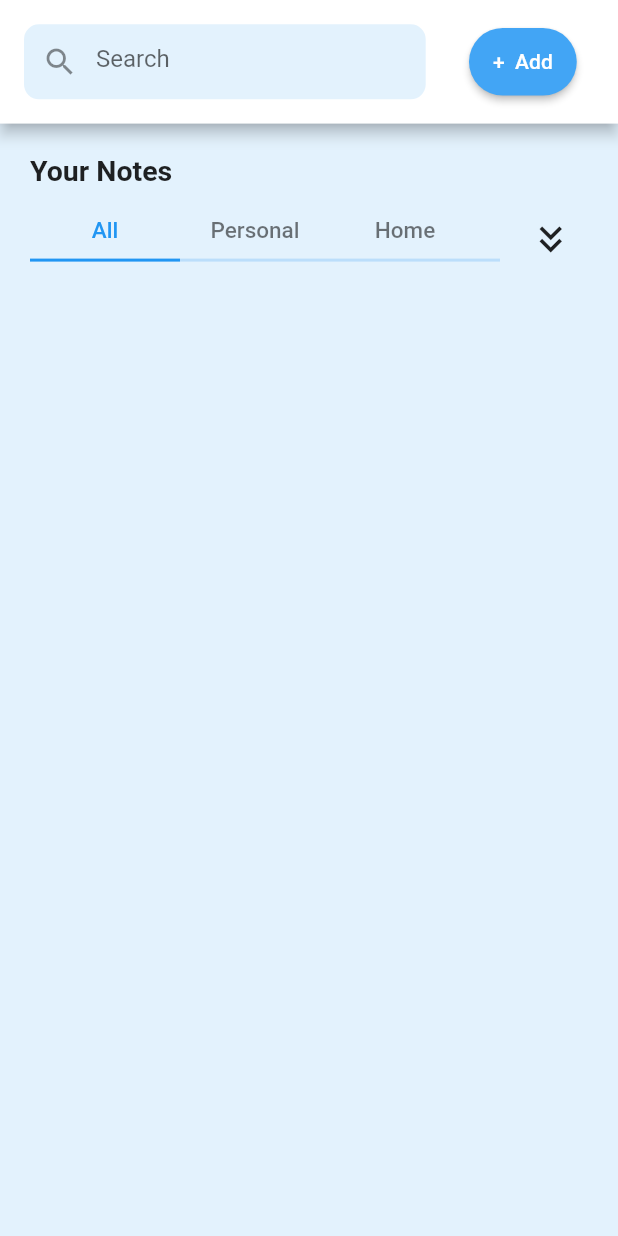
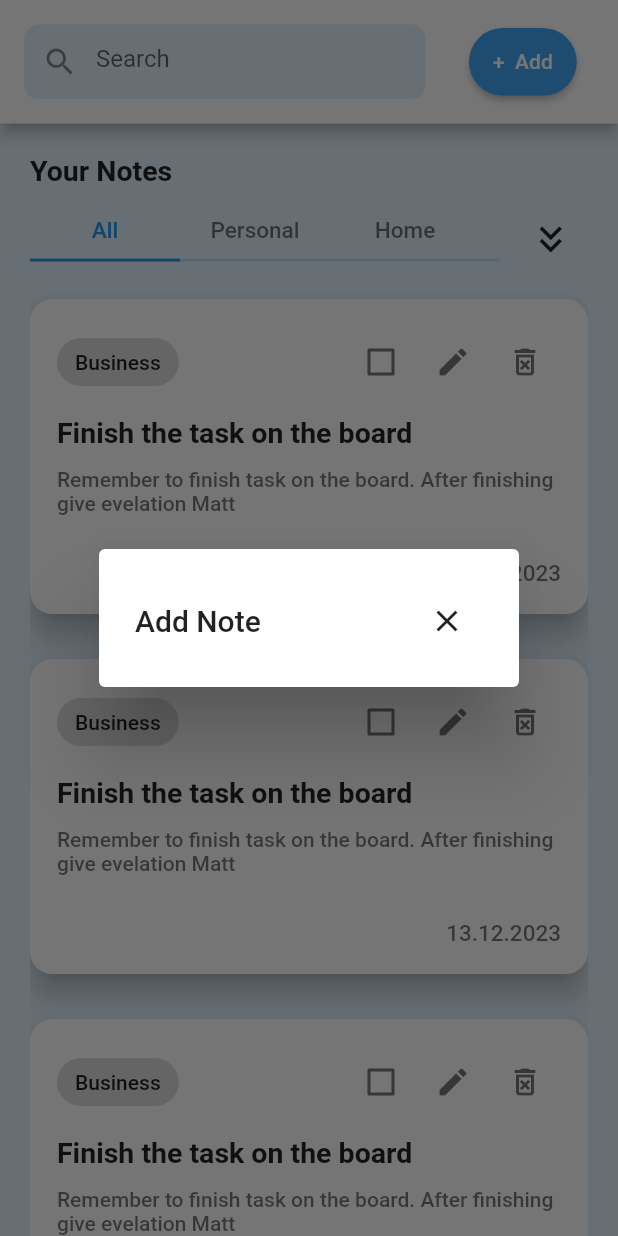
Before and after one commit to muhriddinbek-off/notely, a Flutter app: the screen it shows after launch, after a tap on an icon or button, on a phone screen of 412 x 824 dp. Run offline on Flutter 3.47's test engine with Material 2 defaults, Android fonts, the phone set to English and light mode, and no system bars; our stand-ins replace flutter_bloc.

Commit message:
added new fiels

```diff
--- /dev/null
+++ b/lib/models/notes.dart
@@ -0,0 +1,10 @@
+class Notes {
+  final String title;
+  final String category;
+  final String description;
+  Notes({
+    required this.category,
+    required this.description,
+    required this.title,
+  });
+}
--- /dev/null
+++ b/lib/presintation/ui/resources/app_color.dart
@@ -0,0 +1,5 @@
+import 'package:flutter/material.dart';
+
+abstract class AppColors {
+  static Color iconsColor = Colors.black54;
+}
--- a/lib/presintation/ui/resources/app_styles.dart
+++ b/lib/presintation/ui/resources/app_styles.dart
@@ -10,4 +10,14 @@ abstract class AppStyle {
         fontWeight: FontWeight.w500,
         color: Colors.black54,
       );
+  static TextStyle getTask() => const TextStyle(
+        fontSize: 19,
+        fontWeight: FontWeight.w700,
+        color: Colors.black87,
+      );
+  static TextStyle getTaskSubtitle() => const TextStyle(
+        fontSize: 14,
+        fontWeight: FontWeight.w500,
+        color: Colors.black54,
+      );
 }
--- a/lib/presintation/ui/screens/home/home_screen.dart
+++ b/lib/presintation/ui/screens/home/home_screen.dart
@@ -2,8 +2,8 @@ import 'package:flutter/material.dart';
 import 'package:flutter_bloc/flutter_bloc.dart';
 import 'package:notely/presintation/cubit/home_cubit.dart';
 import 'package:notely/presintation/global.dart';
-
 import '../../resources/app_styles.dart';
+import '../../widgets/notes_task.dart';
 
 class HomeScreen extends StatelessWidget {
   const HomeScreen({super.key});
@@ -45,7 +45,25 @@ class HomeScreen extends StatelessWidget {
                 minimumSize: const MaterialStatePropertyAll(Size(0, 45)),
                 shape: MaterialStatePropertyAll(RoundedRectangleBorder(borderRadius: BorderRadius.circular(50))),
               ),
-              onPressed: () {},
+              onPressed: () {
+                showDialog(
+                    context: context,
+                    builder: (context) {
+                      return AlertDialog(
+                        title: Row(
+                          mainAxisAlignment: MainAxisAlignment.spaceBetween,
+                          children: [
+                            const Text('Add Note'),
+                            IconButton(
+                                onPressed: () {
+                                  Navigator.pop(context);
+                                },
+                                icon: const Icon(Icons.close)),
+                          ],
+                        ),
+                      );
+                    });
+              },
               child: const Text('+  Add'),
             ),
           ],
@@ -105,6 +123,14 @@ class HomeScreen extends StatelessWidget {
                 ],
               );
             }),
+            Expanded(
+              child: ListView.builder(
+                  physics: const BouncingScrollPhysics(),
+                  itemCount: 5,
+                  itemBuilder: (context, index) {
+                    return const NotesTask();
+                  }),
+            ),
           ],
         ),
       ),
--- /dev/null
+++ b/lib/presintation/ui/widgets/notes_task.dart
@@ -0,0 +1,53 @@
+import 'package:flutter/material.dart';
+
+import '../resources/app_color.dart';
+import '../resources/app_styles.dart';
+
+class NotesTask extends StatelessWidget {
+  const NotesTask({
+    super.key,
+  });
+
+  @override
+  Widget build(BuildContext context) {
+    return Card(
+      margin: const EdgeInsets.symmetric(vertical: 15),
+      shape: RoundedRectangleBorder(
+        borderRadius: BorderRadius.circular(15),
+      ),
+      elevation: 8,
+      child: Padding(
+        padding: const EdgeInsets.all(18.0),
+        child: Column(
+          crossAxisAlignment: CrossAxisAlignment.start,
+          children: [
+            Row(
+              mainAxisAlignment: MainAxisAlignment.spaceBetween,
+              children: [
+                const Chip(label: Text('Business')),
+                Row(
+                  children: [
+                    Checkbox(value: false, onChanged: (v) {}),
+                    IconButton(onPressed: () {}, icon: Icon(Icons.edit, color: AppColors.iconsColor)),
+                    IconButton(onPressed: () {}, icon: Icon(Icons.delete_forever_outlined, color: AppColors.iconsColor)),
+                  ],
+                )
+              ],
+            ),
+            const SizedBox(height: 12),
+            Text('Finish the task on the board', style: AppStyle.getTask()),
+            const SizedBox(height: 12),
+            Text('Remember to finish task on the board. After finishing give evelation Matt', style: AppStyle.getTaskSubtitle()),
+            const SizedBox(height: 30),
+            Row(
+              mainAxisAlignment: MainAxisAlignment.end,
+              children: [
+                Text('13.12.2023', style: AppStyle.getTaskSubtitle().copyWith(fontSize: 15)),
+              ],
+            ),
+          ],
+        ),
+      ),
+    );
+  }
+}
```
